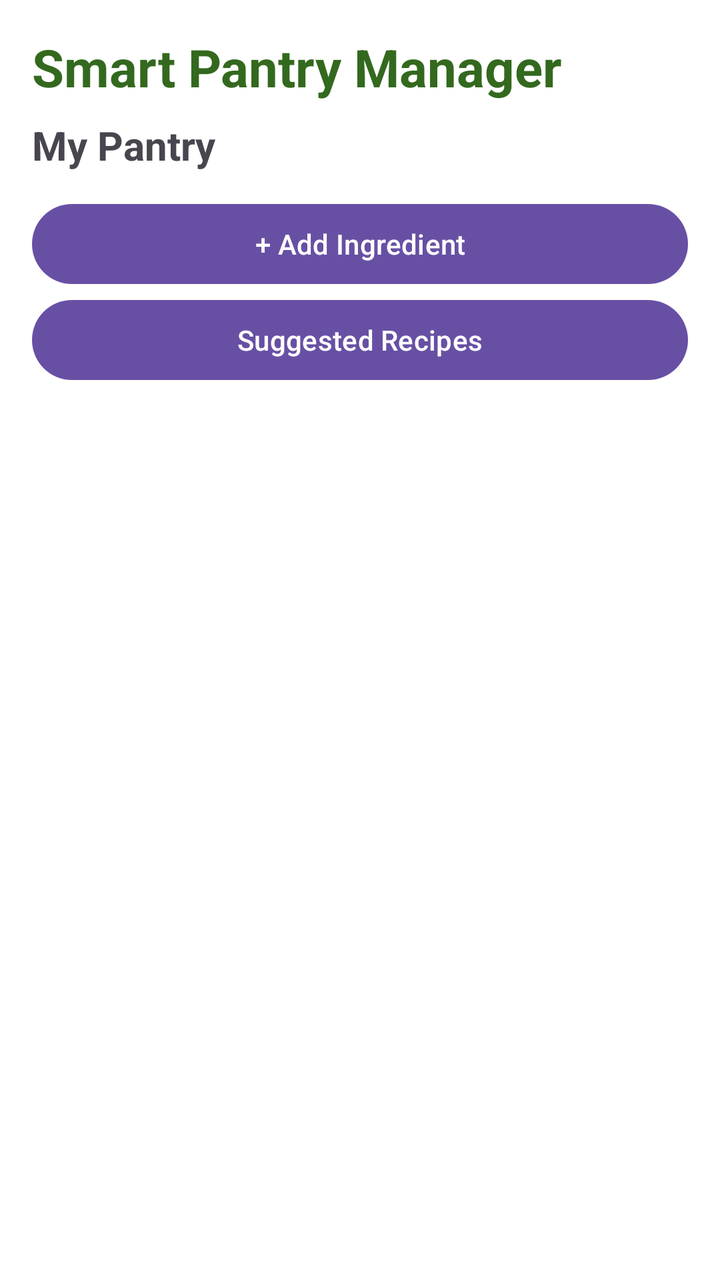
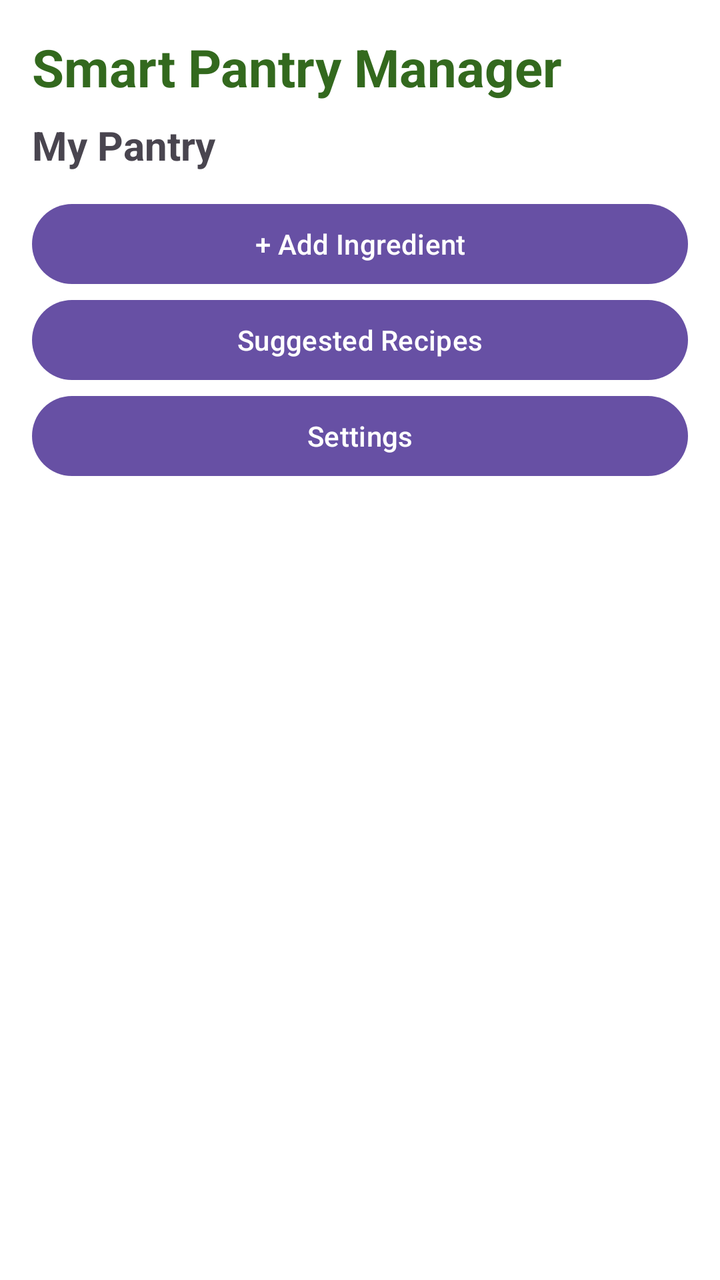

Screens rendered from an Android XML layout before and after an edit, with the pre-edit source and the edit as a unified diff.
<!-- AndroidManifest.xml: application theme Theme.SmartPantryManager -->
<!-- res/layout/activity_main.xml -->
<?xml version="1.0" encoding="utf-8"?>
<LinearLayout xmlns:android="http://schemas.android.com/apk/res/android"
    android:id="@+id/main"
    android:layout_width="match_parent"
    android:layout_height="match_parent"
    android:orientation="vertical"
    android:padding="16dp"
    android:background="#FFFFFF">

    <TextView
        android:layout_width="match_parent"
        android:layout_height="wrap_content"
        android:text="Smart Pantry Manager"
        android:textSize="26sp"
        android:textStyle="bold"
        android:textColor="#33691E"
        android:paddingBottom="8dp" />

    <TextView
        android:layout_width="match_parent"
        android:layout_height="wrap_content"
        android:text="My Pantry"
        android:textSize="20sp"
        android:textStyle="bold"
        android:paddingBottom="12dp" />

    <Button
        android:id="@+id/buttonAddIngredient"
        android:layout_width="match_parent"
        android:layout_height="wrap_content"
        android:text="+ Add Ingredient" />

    <Button
        android:id="@+id/buttonSuggestedRecipes"
        android:layout_width="match_parent"
        android:layout_height="wrap_content"
        android:text="Suggested Recipes" />

    <androidx.recyclerview.widget.RecyclerView
        android:id="@+id/recyclerViewIngredients"
        android:layout_width="match_parent"
        android:layout_height="0dp"
        android:layout_weight="1"
        android:paddingTop="12dp" />

</LinearLayout>
<!-- resources referenced by this layout -->
<resources>
  <style name="Theme.SmartPantryManager" parent="Base.Theme.SmartPantryManager" />
  <style name="Base.Theme.SmartPantryManager" parent="Theme.Material3.DayNight.NoActionBar">
          
          
      </style>
</resources>

<!-- the commit's change to res/layout/activity_main.xml (unified diff, before → after) -->
@@ -36,6 +36,12 @@
         android:layout_height="wrap_content"
         android:text="Suggested Recipes" />
 
+    <Button
+        android:id="@+id/buttonSettings"
+        android:layout_width="match_parent"
+        android:layout_height="wrap_content"
+        android:text="Settings" />
+
     <androidx.recyclerview.widget.RecyclerView
         android:id="@+id/recyclerViewIngredients"
         android:layout_width="match_parent"
